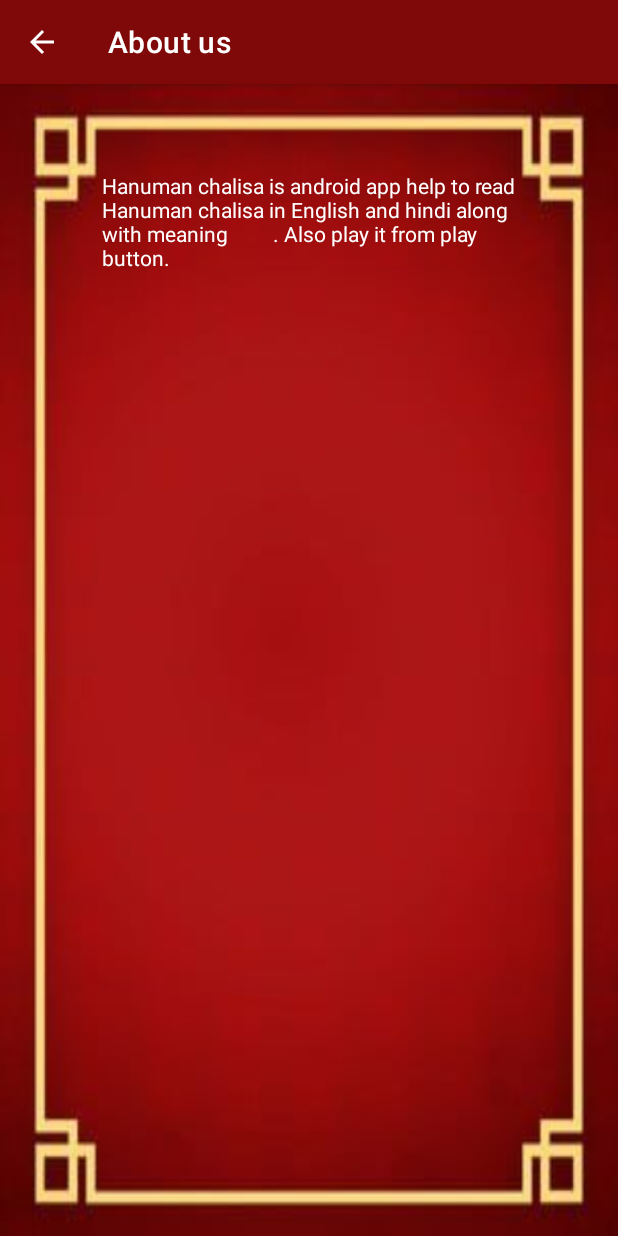
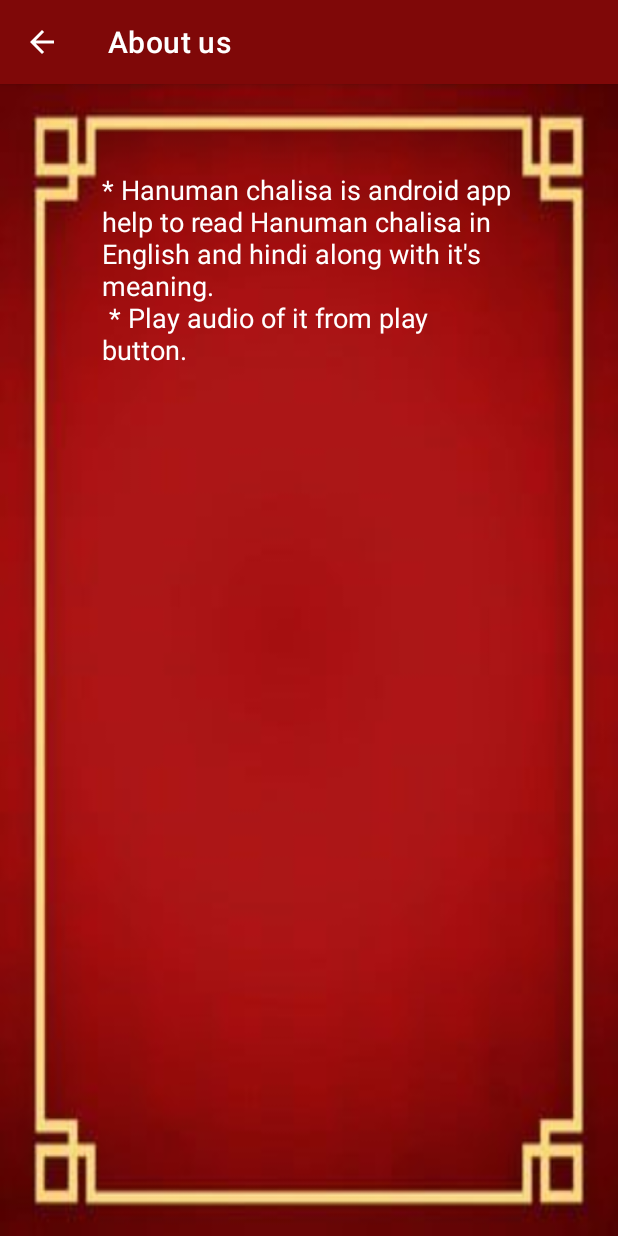
Before and after one commit to 777665Abhi/hanuman-chalisa, an Android app: the AboutUsActivity screen opened directly, with no data from a screen before it, on a phone screen of 412 x 824 dp. Run offline under Robolectric (Android 15) with nearby library versions, the phone set to English and light mode, and no system bars.

Commit message:
-Enhancement

```diff
--- a/app/src/main/res/layout/activity_about_us.xml
+++ b/app/src/main/res/layout/activity_about_us.xml
@@ -1,21 +1,21 @@
 <?xml version="1.0" encoding="utf-8"?>
 <LinearLayout xmlns:android="http://schemas.android.com/apk/res/android"
-    xmlns:app="http://schemas.android.com/apk/res-auto"
     xmlns:tools="http://schemas.android.com/tools"
     android:layout_width="match_parent"
     android:layout_height="match_parent"
+    android:background="@drawable/background1"
     android:orientation="vertical"
     android:paddingHorizontal="60dp"
     android:paddingVertical="50dp"
-    android:background="@drawable/background1"
     tools:context=".AboutUsActivity">
+
     <TextView
         android:layout_width="match_parent"
         android:layout_height="match_parent"
         android:padding="8dp"
-        android:textColor="@color/white"
-        android:text="Hanuman chalisa is android app help to read Hanuman chalisa in English and hindi along with meaning
-        . Also play it from play button."/>
+        android:text="@string/about_us_detail"
+        android:textAppearance="@style/TextAppearance.AppCompat.Medium"
+        android:textColor="@color/white" />
 
 
 </LinearLayout>
--- a/app/src/main/res/values/strings.xml
+++ b/app/src/main/res/values/strings.xml
@@ -16,4 +16,6 @@
     <string name="contact_us">Contact us</string>
     <string name="about_us">About us</string>
     <string name="title_activity_maps">Map</string>
+    <string name="about_us_detail">* Hanuman chalisa is android app help to read Hanuman chalisa in English and hindi along with it\'s meaning.
+        \n * Play audio of it from play button.</string>
 </resources>
```
Also changed, not shown: app/src/main/java/com/hindgyan/hanumanchalisa/dialog/ContactFragment.kt (+3 -26 lines), app/src/main/java/com/hindgyan/hanumanchalisa/home/HomeActivity.kt (+30 -19 lines), app/src/main/java/com/hindgyan/hanumanchalisa/utils/Util.kt (added, +36 -0 lines).
